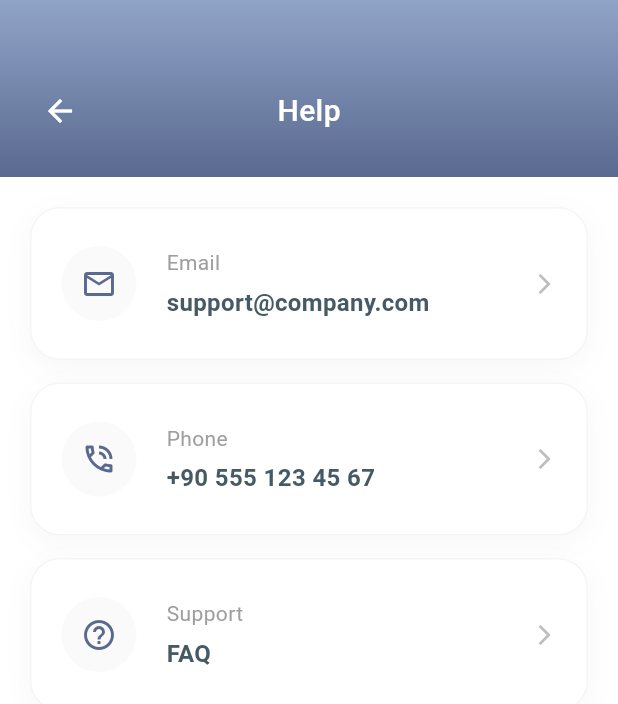
After one commit to egeKsl/skin_type_app, a Flutter app: the screen it shows after launch, after a tap on the "menu" icon, after a tap on "Help", on a phone screen of 412 x 824 dp. The commit adds this screen. Shown: the top 704 px of the screen. Run offline on Flutter 3.47's test engine with Material 3 defaults, Android fonts, the phone set to English and light mode, and no system bars.

Commit message:
help screen has been added

```diff
--- /dev/null
+++ b/lib/features/help/views/screens/help_screen.dart
@@ -0,0 +1,155 @@
+import 'package:flutter/material.dart';
+
+class HelpScreen extends StatelessWidget {
+  const HelpScreen({super.key});
+
+  @override
+  Widget build(BuildContext context) {
+    return Scaffold(
+      backgroundColor: Colors.white,
+      body: Column(
+        children: [
+          // 1. HEADER (Mavi-Gri Gradient)
+          Container(
+            padding: const EdgeInsets.only(top: 50, bottom: 20, left: 16, right: 16),
+            decoration: const BoxDecoration(
+              gradient: LinearGradient(
+                colors: [Color(0xFF90A4C8), Color(0xFF5A698F)], // Resimdeki Mavi-Gri tonları
+                begin: Alignment.topCenter,
+                end: Alignment.bottomCenter,
+              ),
+            ),
+            child: Row(
+              children: [
+                IconButton(
+                  icon: const Icon(Icons.arrow_back, color: Colors.white),
+                  onPressed: () => Navigator.pop(context),
+                ),
+                const Expanded(
+                  child: Center(
+                    child: Text(
+                      "Help",
+                      style: TextStyle(
+                        color: Colors.white,
+                        fontSize: 20,
+                        fontWeight: FontWeight.w500,
+                      ),
+                    ),
+                  ),
+                ),
+                const SizedBox(width: 48), // Başlığı ortalamak için sol ikon kadar boşluk
+              ],
+            ),
+          ),
+
+          // 2. İÇERİK KARTLARI
+          Expanded(
+            child: SingleChildScrollView(
+              padding: const EdgeInsets.all(20),
+              child: Column(
+                children: [
+                  _buildContactCard(
+                    icon: Icons.email_outlined,
+                    label: "Email",
+                    value: "support@company.com",
+                    onTap: () {},
+                  ),
+                  const SizedBox(height: 15),
+                  _buildContactCard(
+                    icon: Icons.phone_in_talk_outlined,
+                    label: "Phone",
+                    value: "+90 555 123 45 67",
+                    onTap: () {},
+                  ),
+                  const SizedBox(height: 15),
+                  _buildContactCard(
+                    icon: Icons.help_outline,
+                    label: "Support",
+                    value: "FAQ",
+                    onTap: () {},
+                  ),
+                ],
+              ),
+            ),
+          ),
+        ],
+      ),
+    );
+  }
+
+  // Kart Tasarımı İçin Yardımcı Widget
+  Widget _buildContactCard({
+    required IconData icon,
+    required String label,
+    required String value,
+    required VoidCallback onTap,
+  }) {
+    return Container(
+      decoration: BoxDecoration(
+        color: Colors.white,
+        borderRadius: BorderRadius.circular(20),
+        border: Border.all(color: Colors.grey.shade100),
+        boxShadow: [
+          BoxShadow(
+            color: Colors.black.withOpacity(0.03),
+            blurRadius: 15,
+            offset: const Offset(0, 5),
+          ),
+        ],
+      ),
+      child: Material(
+        color: Colors.transparent,
+        child: InkWell(
+          onTap: onTap,
+          borderRadius: BorderRadius.circular(20),
+          child: Padding(
+            padding: const EdgeInsets.symmetric(horizontal: 20, vertical: 25),
+            child: Row(
+              children: [
+                // Yuvarlak İkon Arka Planı
+                Container(
+                  width: 50,
+                  height: 50,
+                  decoration: BoxDecoration(
+                    color: Colors.grey.shade50,
+                    shape: BoxShape.circle,
+                  ),
+                  child: Icon(icon, color: const Color(0xFF5A698F), size: 24),
+                ),
+                const SizedBox(width: 20),
+
+                // Yazılar
+                Expanded(
+                  child: Column(
+                    crossAxisAlignment: CrossAxisAlignment.start,
+                    children: [
+                      Text(
+                        label,
+                        style: TextStyle(
+                          color: Colors.grey.shade500,
+                          fontSize: 14,
+                        ),
+                      ),
+                      const SizedBox(height: 5),
+                      Text(
+                        value,
+                        style: const TextStyle(
+                          color: Color(0xFF455A64), // Koyu gri-mavi yazı rengi
+                          fontSize: 16,
+                          fontWeight: FontWeight.w600,
+                        ),
+                      ),
+                    ],
+                  ),
+                ),
+
+                // Sağ Ok
+                Icon(Icons.arrow_forward_ios, color: Colors.grey.shade400, size: 16),
+              ],
+            ),
+          ),
+        ),
+      ),
+    );
+  }
+}
--- a/lib/features/home/views/screens/home_screen.dart
+++ b/lib/features/home/views/screens/home_screen.dart
@@ -5,6 +5,7 @@ import 'package:skin_type_app/features/profile/views/screens/profile_screen.dart
 import 'package:skin_type_app/features/Weekly Routine/views/screens/weekly_routine_screen.dart';
 import 'package:skin_type_app/features/natural ingredients/views/screens/natural_ingredients_screen.dart';
 import 'package:skin_type_app/features/favorite ingredients/views/screens/favorite_ingredients_screen.dart';
+import 'package:skin_type_app/features/help/views/screens/help_screen.dart';
 import '../widgets/product_card.dart';
 import '../widgets/info_section_card.dart';
 import '../widgets/menu_item_row.dart';
@@ -380,7 +381,20 @@ class _HomeScreenState extends State<HomeScreen> with SingleTickerProviderStateM
             },
           ),
           const SizedBox(height: 10),
-          const MenuItemRow(icon: Icons.help_outline, text: "Help"),
+          MenuItemRow(
+            icon: Icons.help_outline,
+            text: "Help",
+            onTap: () {
+              setState(() {
+                _isTopMenuExpanded = false;
+              });
+              Navigator.of(context).push(
+                MaterialPageRoute(
+                  builder: (context) => const HelpScreen(),
+                ),
+              );
+            },
+          ),
         ],
       ),
     );
```
